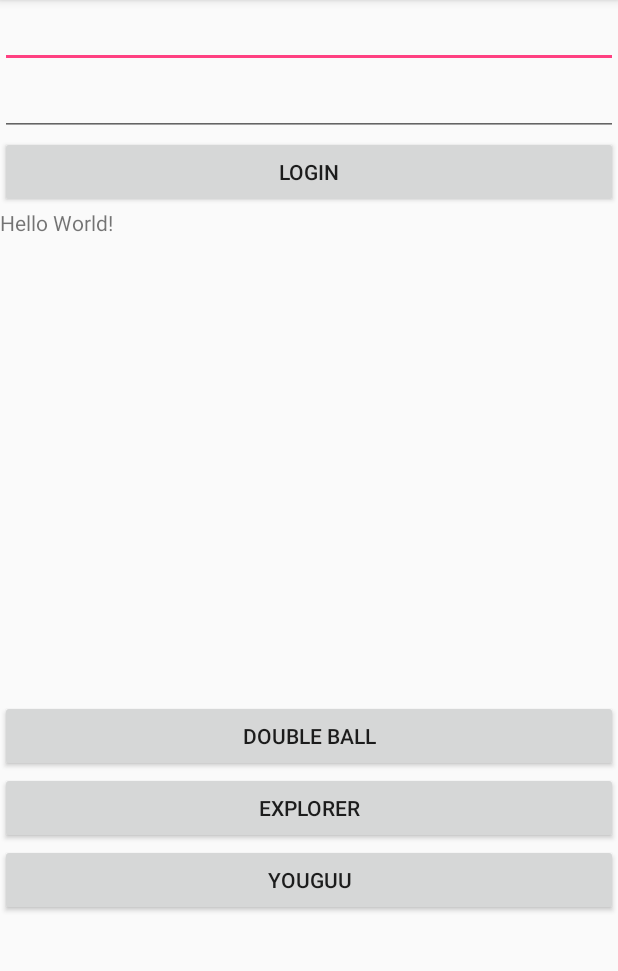
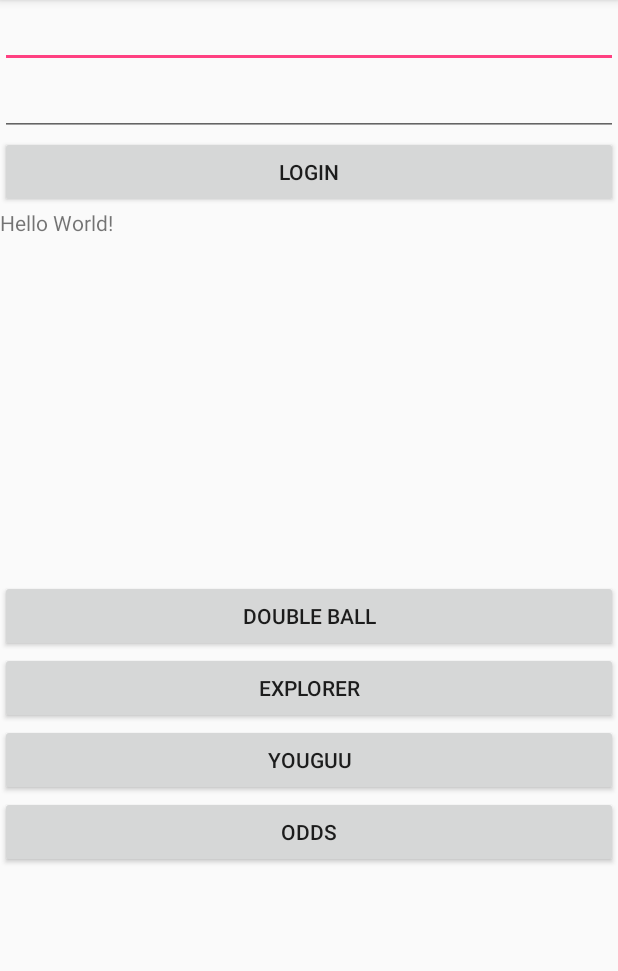
Before and after one commit to kenkieo/grab, an Android app: the screen it shows after launch (MainActivity), on a phone screen of 412 x 824 dp, the part 84-1055 px from its top. Run offline under Robolectric (Android 15) with nearby library versions, the phone set to English and light mode, and no system bars; our stand-ins replace EventBus; 4 statements that could not run were skipped.

Commit message:
增加赔率转换概率，抽水显示

```diff
--- a/grab-android/app/src/main/res/layout/main.xml
+++ b/grab-android/app/src/main/res/layout/main.xml
@@ -1,29 +1,33 @@
 <?xml version="1.0" encoding="utf-8"?>
 <LinearLayout xmlns:android="http://schemas.android.com/apk/res/android"
     android:layout_width="match_parent"
-    android:orientation="vertical"
-    android:layout_height="match_parent">
+    android:layout_height="match_parent"
+    android:orientation="vertical">
 
     <EditText
         android:id="@+id/uid_et"
-        android:inputType="text"
         android:layout_width="match_parent"
-        android:layout_height="wrap_content"/>
+        android:layout_height="wrap_content"
+        android:inputType="text" />
+
     <EditText
         android:id="@+id/pswd_et"
-        android:inputType="textPassword"
         android:layout_width="match_parent"
-        android:layout_height="wrap_content" />
+        android:layout_height="wrap_content"
+        android:inputType="textPassword" />
+
     <Button
         android:id="@+id/login"
         android:layout_width="match_parent"
         android:layout_height="wrap_content"
         android:text="Login" />
+
     <ScrollView
         android:layout_width="fill_parent"
-        android:layout_height="280dp"
+        android:layout_height="200dp"
         android:fadingEdge="vertical"
         android:scrollbars="vertical">
+
         <TextView
             android:id="@+id/sample_text"
             android:layout_width="match_parent"
@@ -31,25 +35,35 @@
             android:scrollbars="vertical"
             android:text="Hello World!" />
     </ScrollView>
+
     <Button
+        android:id="@+id/record"
         android:layout_width="match_parent"
         android:layout_height="wrap_content"
-        android:id="@+id/record"
-        android:visibility="invisible"
-        android:text="Record" />
+        android:text="Record"
+        android:visibility="invisible" />
+
     <Button
+        android:id="@+id/genDoubleBall"
         android:layout_width="match_parent"
         android:layout_height="wrap_content"
-        android:id="@+id/genDoubleBall"
         android:text="Double Ball" />
+
     <Button
+        android:id="@+id/uc"
         android:layout_width="match_parent"
         android:layout_height="wrap_content"
-        android:id="@+id/uc"
         android:text="Explorer" />
+
     <Button
+        android:id="@+id/stock"
         android:layout_width="match_parent"
         android:layout_height="wrap_content"
-        android:id="@+id/stock"
         android:text="Youguu" />
+
+    <Button
+        android:id="@+id/odds"
+        android:layout_width="match_parent"
+        android:layout_height="wrap_content"
+        android:text="Odds" />
 </LinearLayout>
```
Also changed, not shown: grab-android/app/src/main/AndroidManifest.xml (+6 -3 lines), grab-android/app/src/main/java/zj/test/scrapt/Odds/OddsActivity.java (added, +98 -0 lines), grab-android/app/src/main/java/zj/test/scrapt/Tweet/MainActivity.java (+12 -3 lines), grab-android/app/src/main/res/layout/odds.xml (added, +53 -0 lines).
